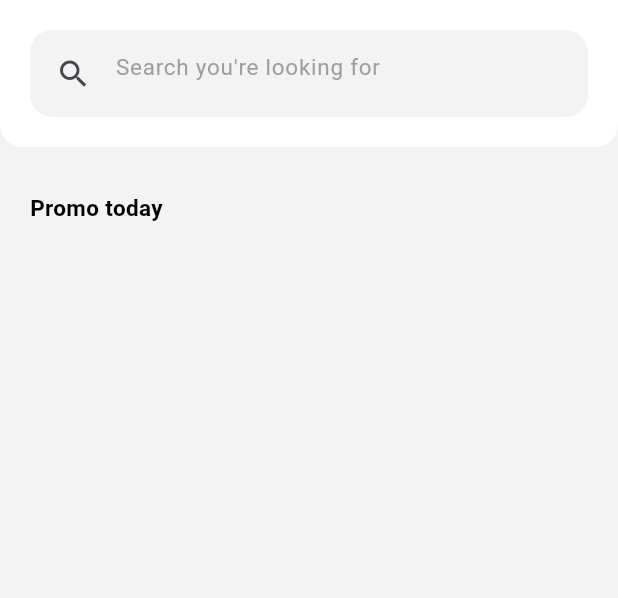
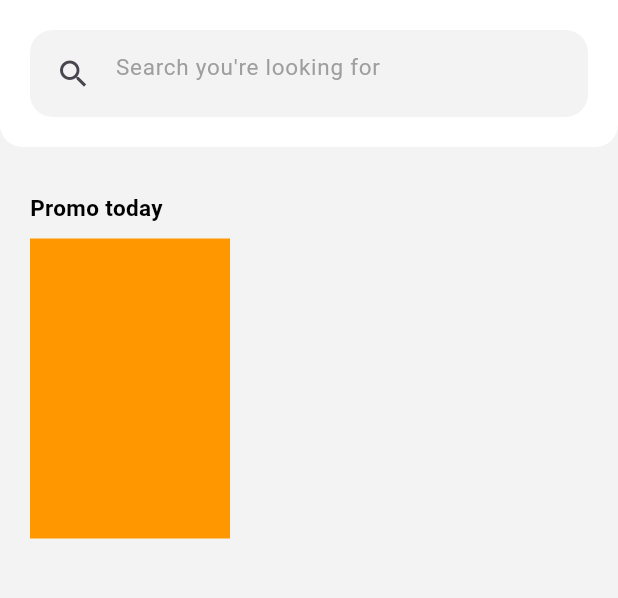
Before and after one commit to sydney1232/inspiration_ui, a Flutter app: the screen it shows after launch, on a phone screen of 412 x 824 dp, the part 261-859 px from its top. Run offline on Flutter 3.47's test engine with Material 3 defaults, Android fonts, the phone set to English and light mode, and no system bars.

```diff
--- a/lib/main.dart
+++ b/lib/main.dart
@@ -89,6 +89,7 @@ class _MyHomePageState extends State<MyHomePage> {
             Padding(
               padding: const EdgeInsets.all(20),
               child: Column(
+                crossAxisAlignment: CrossAxisAlignment.start,
                 children: [
                   Text(
                     "Promo today",
@@ -99,6 +100,15 @@ class _MyHomePageState extends State<MyHomePage> {
                     ),
                   ),
                   SizedBox(height: 10),
+                  Container(
+                    height: 200,
+                    child: ListView(
+                      scrollDirection: Axis.horizontal,
+                      children: <Widget>[
+                        promptCard(""),
+                      ],
+                    ),
+                  )
                 ],
               ),
             ),
@@ -107,4 +117,13 @@ class _MyHomePageState extends State<MyHomePage> {
       ),
     );
   }
+
+  Widget promptCard(image) {
+    return AspectRatio(
+      aspectRatio: 2 / 3,
+      child: Container(
+        decoration: BoxDecoration(color: Colors.orange),
+      ),
+    );
+  }
 }
```
